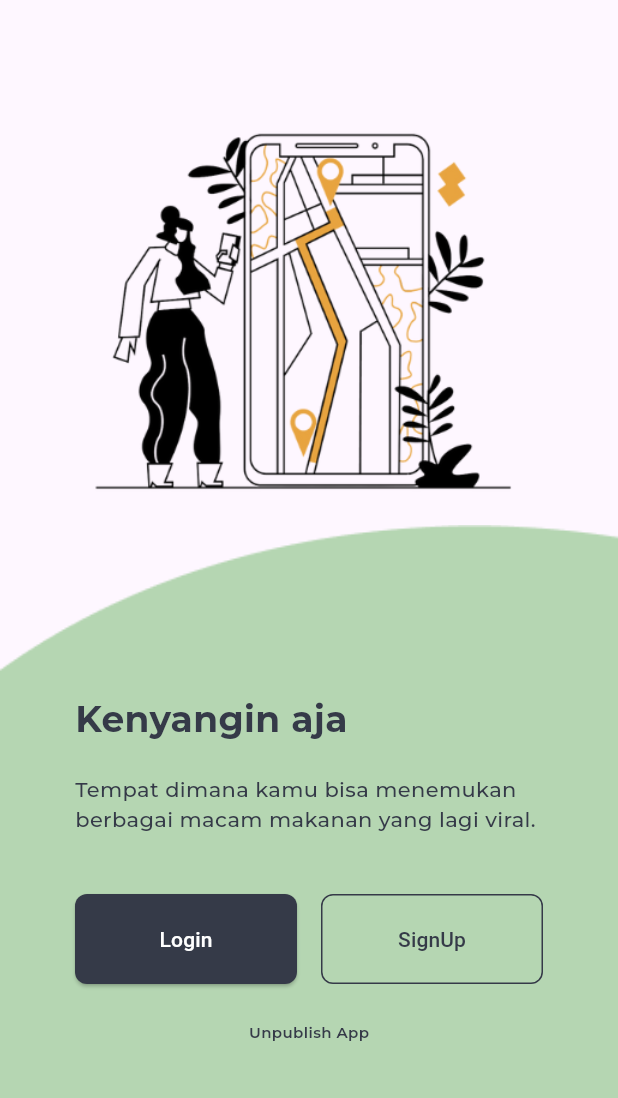
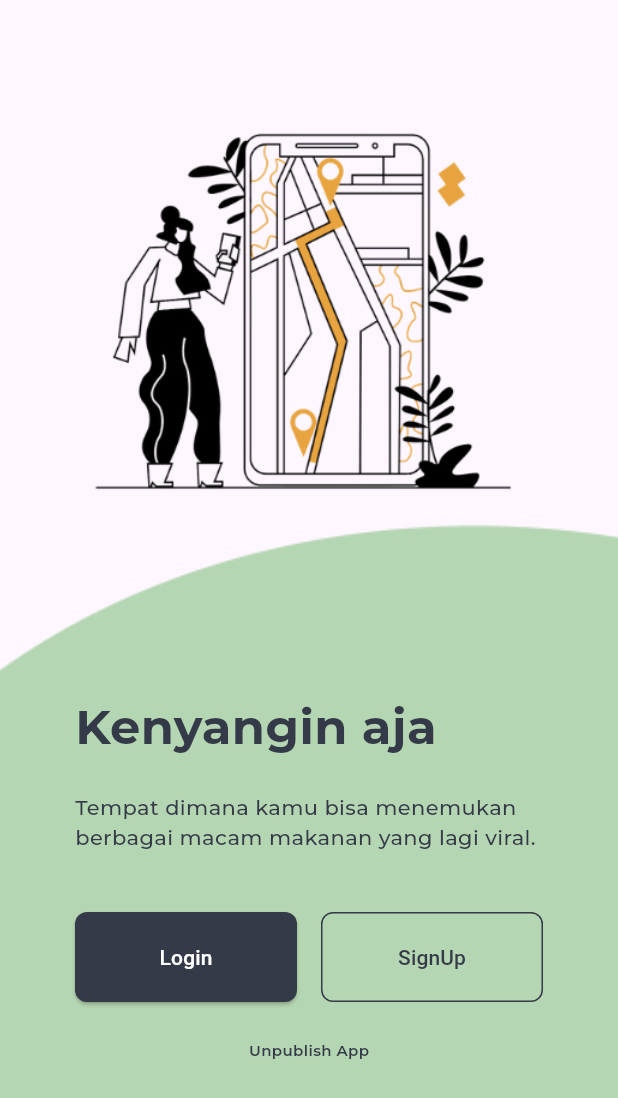
Before and after one commit to Elmosius/Kenyangin-Aja, a Flutter app: the screen it shows after launch, on a phone screen of 412 x 824 dp. Shown: the top 1098 px of the screen. Run offline on Flutter 3.47's test engine with Material 3 defaults, Android fonts, the phone set to English and light mode, and no system bars; our stand-ins replace dio, flutter_riverpod, go_router, google_fonts, material_design_icons_flutter, shared_preferences.

Commit message:
Update intro_page.dart

```diff
--- a/main/lib/features/auth/views/intro_page.dart
+++ b/main/lib/features/auth/views/intro_page.dart
@@ -52,7 +52,7 @@ class IntroPage extends StatelessWidget {
                             Text(
                               "Kenyangin aja",
                               style: GoogleFonts.montserrat(
-                                fontSize: 24,
+                                fontSize: 32,
                                 fontWeight: FontWeight.w700,
                                 color: AppColors.hitam,
                               ),
```
